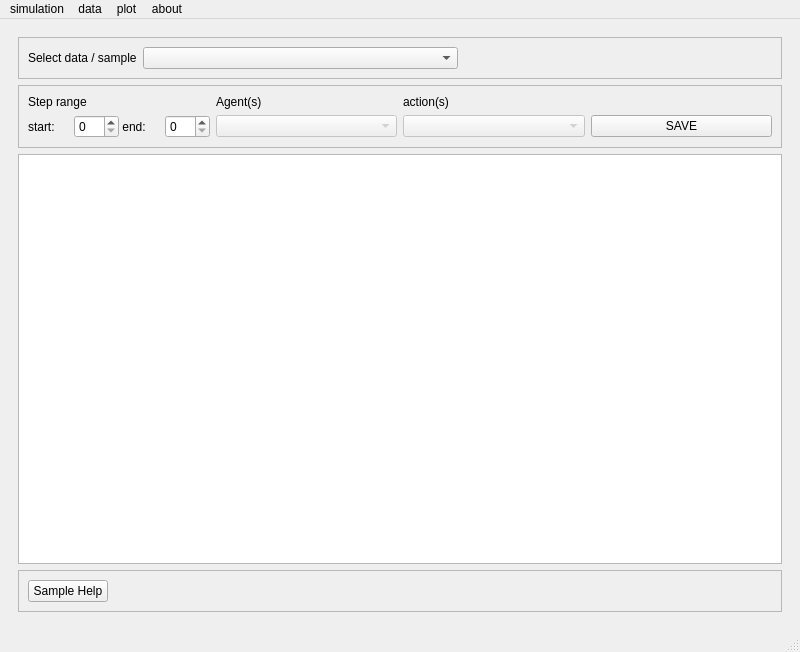
Qt form ui/psychsim-gui-main.ui (usc-psychsim/psychsim-eval-gui) before a commit.
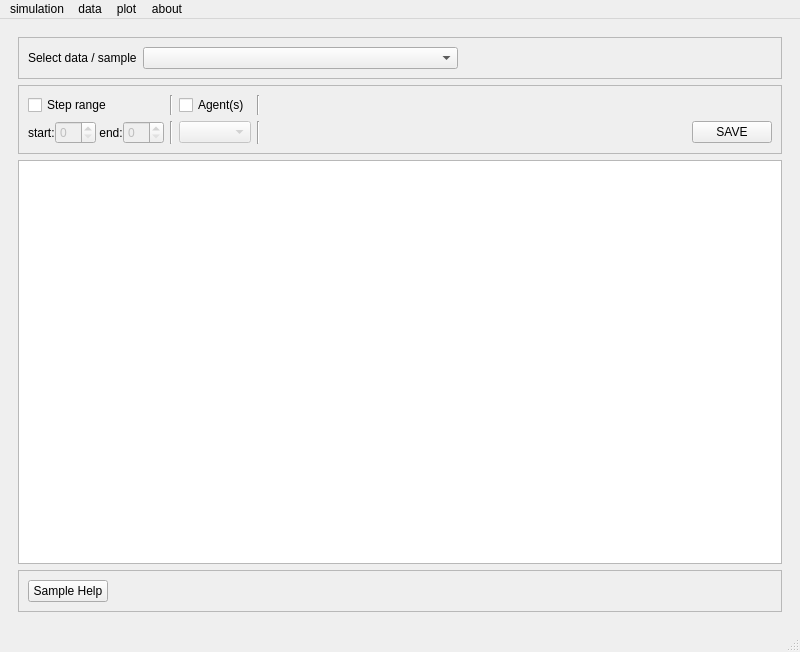
The same form after that commit. The open tabs and pages were chosen to show the change.

Commit message: Add agent sampling

```diff
--- a/ui/psychsim-gui-main.ui
+++ b/ui/psychsim-gui-main.ui
@@ -1187,35 +1187,14 @@
            <enum>QFrame::Raised</enum>
           </property>
           <layout class="QGridLayout" name="gridLayout_6">
+           <item row="0" column="5">
+            <widget class="Line" name="line_8">
+             <property name="orientation">
+              <enum>Qt::Vertical</enum>
+             </property>
+            </widget>
+           </item>
            <item row="2" column="3">
-            <widget class="QComboBox" name="sample_action_combo">
-             <property name="enabled">
-              <bool>false</bool>
-             </property>
-            </widget>
-           </item>
-           <item row="0" column="3">
-            <widget class="QLabel" name="label_12">
-             <property name="text">
-              <string>action(s)</string>
-             </property>
-            </widget>
-           </item>
-           <item row="2" column="4">
-            <widget class="QPushButton" name="save_sample_button">
-             <property name="text">
-              <string>SAVE</string>
-             </property>
-            </widget>
-           </item>
-           <item row="0" column="0">
-            <widget class="QLabel" name="sample_step_range_label">
-             <property name="text">
-              <string>Step range</string>
-             </property>
-            </widget>
-           </item>
-           <item row="2" column="1">
             <widget class="QComboBox" name="sample_agent_combo">
              <property name="enabled">
               <bool>false</bool>
@@ -1225,13 +1204,40 @@
              </property>
             </widget>
            </item>
-           <item row="0" column="1">
-            <widget class="QLabel" name="label_17">
+           <item row="0" column="2">
+            <widget class="Line" name="line_2">
+             <property name="orientation">
+              <enum>Qt::Vertical</enum>
+             </property>
+            </widget>
+           </item>
+           <item row="0" column="0">
+            <widget class="QCheckBox" name="sample_step_check">
              <property name="text">
-              <string>Agent(s)</string>
+              <string>Step range</string>
              </property>
             </widget>
            </item>
+           <item row="2" column="5">
+            <widget class="Line" name="line_4">
+             <property name="orientation">
+              <enum>Qt::Vertical</enum>
+             </property>
+            </widget>
+           </item>
+           <item row="2" column="6">
+            <spacer name="horizontalSpacer_8">
+             <property name="orientation">
+              <enum>Qt::Horizontal</enum>
+             </property>
+             <property name="sizeHint" stdset="0">
+              <size>
+               <width>40</width>
+               <height>20</height>
+              </size>
+             </property>
+            </spacer>
+           </item>
            <item row="2" column="0">
             <widget class="QWidget" name="widget_2" native="true">
              <layout class="QHBoxLayout" name="horizontalLayout_8">
@@ -1258,7 +1264,11 @@
                </widget>
               </item>
               <item>
-               <widget class="QSpinBox" name="sample_step_start_spinBox"/>
+               <widget class="QSpinBox" name="sample_step_start_spinBox">
+                <property name="enabled">
+                 <bool>false</bool>
+                </property>
+               </widget>
               </item>
               <item>
                <widget class="QLabel" name="label_30">
@@ -1270,13 +1280,34 @@
               <item>
                <widget class="QSpinBox" name="sample_step_end_spinBox">
                 <property name="enabled">
-                 <bool>true</bool>
+                 <bool>false</bool>
                 </property>
                </widget>
               </item>
              </layout>
             </widget>
            </item>
+           <item row="2" column="7">
+            <widget class="QPushButton" name="save_sample_button">
+             <property name="text">
+              <string>SAVE</string>
+             </property>
+            </widget>
+           </item>
+           <item row="2" column="2">
+            <widget class="Line" name="line_3">
+             <property name="orientation">
+              <enum>Qt::Vertical</enum>
+             </property>
+            </widget>
+           </item>
+           <item row="0" column="3">
+            <widget class="QCheckBox" name="sample_agents_check">
+             <property name="text">
+              <string>Agent(s)</string>
+             </property>
+            </widget>
+           </item>
           </layout>
          </widget>
         </item>
```
The commit also changes 1 other file.
